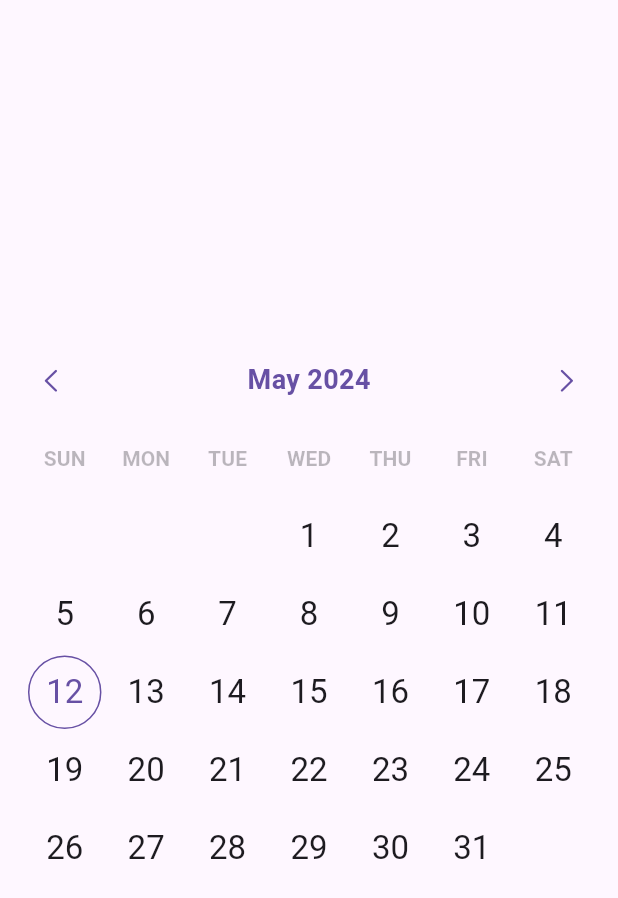
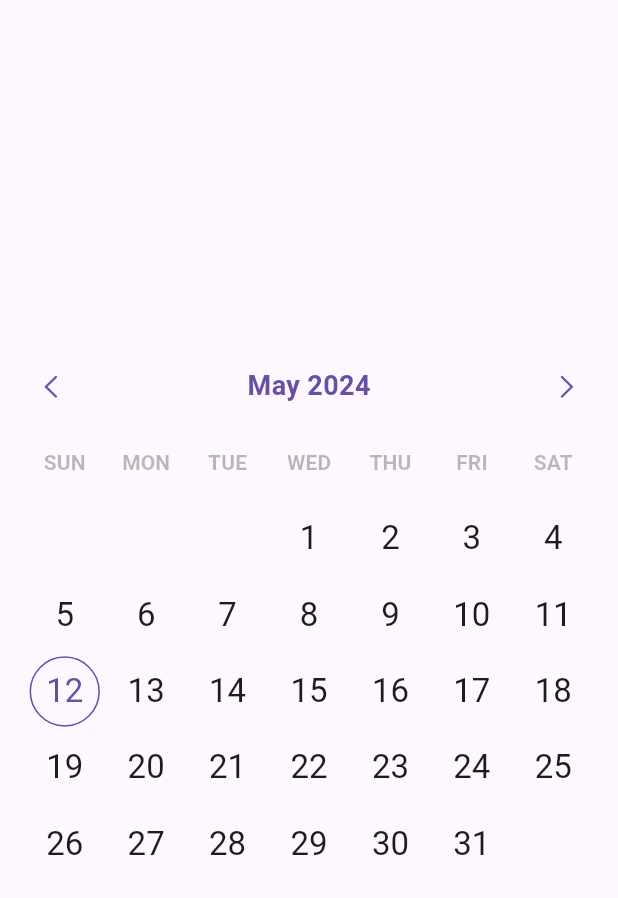
Before and after one commit to hasanmhallak/date_picker, a Flutter app: the screen it shows after launch, on a phone screen of 412 x 824 dp. Shown: the top 898 px of the screen. Run offline on Flutter 3.47's test engine with Material 3 defaults, Android fonts, the phone set to English and light mode, and no system bars.

Commit message:
feat: controll the picker width and height

```diff
--- a/lib/src/date/date_picker.dart
+++ b/lib/src/date/date_picker.dart
@@ -1,7 +1,7 @@
-import 'package:date_picker_plus/src/shared/utils.dart';
 import 'package:flutter/material.dart';
 
 import '../shared/picker_type.dart';
+import '../shared/utils.dart';
 import 'days_picker.dart';
 import '../shared/month_picker.dart';
 import '../shared/year_picker.dart';
@@ -200,7 +200,9 @@
 
   /// The highlight color of the ink response when pressed.
   ///
-  /// defaults to [Theme.highlightColor].
+  /// defaults to the color of [selectedCellDecoration] with 30% opacity,
+  /// if [selectedCellDecoration] is null will fall back to
+  /// [ColorScheme.onPrimary] with 30% opacity.
   final Color? highlightColor;
 
   /// The radius of the ink splash.
--- a/lib/src/range/range_days_picker.dart
+++ b/lib/src/range/range_days_picker.dart
@@ -1,7 +1,8 @@
-import 'package:date_picker_plus/src/shared/utils.dart';
 import 'package:flutter/material.dart';
 
+import '../shared/device_orientation_builder.dart';
 import '../shared/header.dart';
+import '../shared/utils.dart';
 import 'range_days_view.dart';
 
 /// A scrollable grid of months to allow picking a day range.
@@ -186,14 +187,16 @@
 
   /// The splash color of the ink response.
   ///
-  /// defaults to the color of [selectedCellDecoration] with 30% opacity,
-  /// if [selectedCellDecoration] is null will fall back to
+  /// defaults to the color of [singelSelectedCellDecoration] with 30% opacity,
+  /// if [singelSelectedCellDecoration] is null will fall back to
   /// [ColorScheme.onPrimary] with 30% opacity.
   final Color? splashColor;
 
   /// The highlight color of the ink response when pressed.
   ///
-  /// defaults to [Theme.highlightColor].
+  /// defaults to the color of [singelSelectedCellDecoration] with 30% opacity,
+  /// if [singelSelectedCellDecoration] is null will fall back to
+  /// [ColorScheme.onPrimary] with 30% opacity.
   final Color? highlightColor;
 
   /// The radius of the ink splash.
@@ -373,15 +376,30 @@
     //
     //! splash
     final splashColor = widget.splashColor ??
-        selectedCellsDecoration.color?.withOpacity(0.3) ??
+        singelSelectedCellDecoration.color?.withOpacity(0.3) ??
         colorScheme.primary.withOpacity(0.3);
 
-    final highlightColor =
-        widget.highlightColor ?? Theme.of(context).highlightColor;
+    final highlightColor = widget.highlightColor ??
+        singelSelectedCellDecoration.color?.withOpacity(0.3) ??
+        colorScheme.primary.withOpacity(0.3);
     //
     //
 
-    return Column(
+    return DeviceOrientationBuilder(builder: (context, o) {
+      late final Size size;
+      switch (o) {
+        case Orientation.portrait:
+          size = const Size(328.0, 402.0);
+          break;
+        case Orientation.landscape:
+          size = const Size(328.0, 300.0);
+          break;
+      }
+
+      return LimitedBox(
+        maxHeight: size.height,
+        maxWidth: size.width,
+        child: Column(
           crossAxisAlignment: CrossAxisAlignment.start,
           mainAxisSize: MainAxisSize.min,
           children: [
@@ -419,14 +437,13 @@
               },
             ),
             const SizedBox(height: 10),
-        SizedBox(
-          key: ValueKey(maxHeight),
-          height: maxHeight,
+            Expanded(
               child: PageView.builder(
                 scrollDirection: Axis.horizontal,
                 key: _pageViewKey,
                 controller: _pageController,
-            itemCount: DateUtils.monthDelta(widget.minDate, widget.maxDate) + 1,
+                itemCount:
+                    DateUtils.monthDelta(widget.minDate, widget.maxDate) + 1,
                 onPageChanged: (monthPage) {
                   final DateTime monthDate =
                       DateUtils.addMonthsToMonthDate(widget.minDate, monthPage);
@@ -441,8 +458,8 @@
 
                   return RangeDaysView(
                     key: ValueKey<DateTime>(month),
-                currentDate:
-                    DateUtils.dateOnly(widget.currentDate ?? DateTime.now()),
+                    currentDate: DateUtils.dateOnly(
+                        widget.currentDate ?? DateTime.now()),
                     minDate: DateUtils.dateOnly(widget.minDate),
                     maxDate: DateUtils.dateOnly(widget.maxDate),
                     displayedMonth: month,
@@ -475,6 +492,8 @@
               ),
             ),
           ],
+        ),
       );
+    });
   }
 }
--- a/lib/src/range/range_days_view.dart
+++ b/lib/src/range/range_days_view.dart
@@ -2,11 +2,9 @@
 
 import 'package:flutter/material.dart';
 
-import 'package:intl/intl.dart' as intl;
+import 'package:intl/intl.dart' show DateFormat;
 
 import '../shared/picker_grid_delegate.dart';
-
-const double _dayPickerRowHeight = 52.0;
 
 /// Displays the days of a given month and allows choosing days range.
 ///
@@ -183,7 +181,7 @@
   ) {
     final List<Widget> result = <Widget>[];
     final weekdayNames =
-        intl.DateFormat('', locale.toString()).dateSymbols.SHORTWEEKDAYS;
+        DateFormat('', locale.toString()).dateSymbols.SHORTWEEKDAYS;
 
     for (int i = localizations.firstDayOfWeekIndex; true; i = (i + 1) % 7) {
       // to save space in arabic as arabic don't has short week days.
@@ -364,7 +362,7 @@
 
               onEndDateChanged(dayToBuild);
             },
-            radius: splashRadius ?? _dayPickerRowHeight / 2 + 4,
+            radius: splashRadius,
             splashColor: splashColor,
             highlightColor: highlightColor,
             child: dayWidget,
@@ -379,13 +377,7 @@
       padding: EdgeInsets.zero,
       shrinkWrap: true,
       physics: const NeverScrollableScrollPhysics(),
-      gridDelegate: const PickerGridDelegate(
-        columnCount: DateTime.daysPerWeek,
-        columnPadding: 0,
-        rowPadding: 3,
-        rowExtent: _dayPickerRowHeight,
-        rowStride: _dayPickerRowHeight,
-      ),
+      gridDelegate: const PickerGridDelegate(columnCount: 7, rowCount: 7),
       childrenDelegate: SliverChildListDelegate(
         dayItems,
         addRepaintBoundaries: false,
--- a/lib/src/range/range_picker.dart
+++ b/lib/src/range/range_picker.dart
@@ -1,8 +1,8 @@
-import 'package:date_picker_plus/src/shared/utils.dart';
 import 'package:flutter/material.dart';
 
 import '../shared/month_picker.dart';
 import '../shared/picker_type.dart';
+import '../shared/utils.dart';
 import '../shared/year_picker.dart';
 import 'range_days_picker.dart';
 
@@ -227,7 +227,8 @@
 
   /// The highlight color of the ink response when pressed.
   ///
-  /// defaults to [Theme.highlightColor].
+  /// defaults to the color of [selectedCellsDecoration],
+  /// if null will fall back to [ColorScheme.onPrimary] with 30% opacity.
   final Color? highlightColor;
 
   /// The radius of the ink splash.
--- /dev/null
+++ b/lib/src/shared/device_orientation_builder.dart
@@ -0,0 +1,19 @@
+import 'package:flutter/material.dart';
+
+/// Builds a widget tree that can depend on the device orientation.
+class DeviceOrientationBuilder extends StatelessWidget {
+  /// Builds a widget tree that can depend on the device orientation.
+  final Widget Function(BuildContext context, Orientation orientation) builder;
+
+  /// Builds a widget tree that can depend on the device orientation.
+  const DeviceOrientationBuilder({
+    super.key,
+    required this.builder,
+  });
+
+  @override
+  Widget build(BuildContext context) {
+    final orientation = MediaQuery.orientationOf(context);
+    return builder(context, orientation);
+  }
+}
--- a/lib/src/shared/picker_grid_delegate.dart
+++ b/lib/src/shared/picker_grid_delegate.dart
@@ -1,3 +1,5 @@
+import 'dart:math' show min;
+
 import 'package:flutter/rendering.dart';
 
 /// A [SliverGridLayout] that uses equally sized and spaced tiles.
@@ -27,44 +29,39 @@
   /// The crossAxisCount argument must be greater than zero.
   const PickerGridDelegate({
     required this.columnCount,
-    required this.rowExtent,
-    required this.rowStride,
-    this.columnPadding = 0,
-    this.rowPadding = 0,
+    required this.rowCount,
   });
 
-  /// The number of columns in the cross axis.
+  final int rowCount;
+
   final int columnCount;
-
-  /// The amount of padding between columns in the cross axis.
-  final double columnPadding;
-
-  /// The amount of padding between rows in the main axis.
-  final double rowPadding;
-
-  /// The number of pixels from the leading edge of one tile to the trailing
-  /// edge of the same tile in the main axis.
-  final double rowExtent;
-
-  /// The number of pixels from the leading edge of one tile to the leading
-  /// edge of the next tile in the main axis.
-  final double rowStride;
 
   @override
   SliverGridLayout getLayout(SliverConstraints constraints) {
     final double tileWidth = constraints.crossAxisExtent / columnCount;
+    // vertical padding between cells is 4px
+    final double calculatedTileHeight =
+        (constraints.viewportMainAxisExtent - rowCount * 4) / rowCount;
+
+    // height should always be equal or less than the width
+    // this is for range decoration.
+    final double tileHeight = min(calculatedTileHeight, tileWidth);
 
     return SliverGridRegularTileLayout(
-      // to add padding between cells.
-      childCrossAxisExtent: tileWidth - columnPadding,
-      childMainAxisExtent: rowExtent - rowPadding,
       crossAxisCount: columnCount,
-      crossAxisStride: tileWidth,
-      mainAxisStride: rowStride,
+      childCrossAxisExtent: _zeroOrGreater(tileWidth),
+      crossAxisStride: _zeroOrGreater(tileWidth),
+      childMainAxisExtent: _zeroOrGreater(tileHeight),
+      mainAxisStride: _zeroOrGreater(tileHeight + 4),
       reverseCrossAxis: axisDirectionIsReversed(constraints.crossAxisDirection),
     );
   }
 
   @override
   bool shouldRelayout(PickerGridDelegate oldDelegate) => false;
+
+  // for when the keyboard is opened.
+  double _zeroOrGreater(double number) {
+    return number >= 0 ? number : 0;
+  }
 }
```
Also changed, not shown: lib/src/date/days_picker.dart (+32 -16 lines), lib/src/date/days_view.dart (+6 -12 lines), lib/src/date/show_date_picker_dialog.dart (+18 -0 lines), lib/src/range/show_range_picker_dialog.dart (+18 -0 lines), lib/src/shared/month_picker.dart (+24 -7 lines), lib/src/shared/month_view.dart (+4 -9 lines), lib/src/shared/year_picker.dart (+25 -8 lines), lib/src/shared/year_view.dart (+4 -9 lines), example/pubspec.lock, 5 other files. Lines whose indentation alone changed are shown as unchanged.
